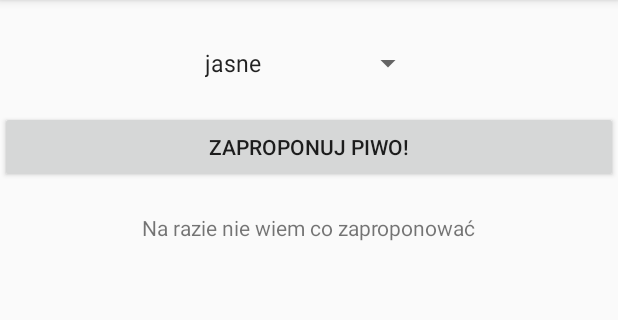
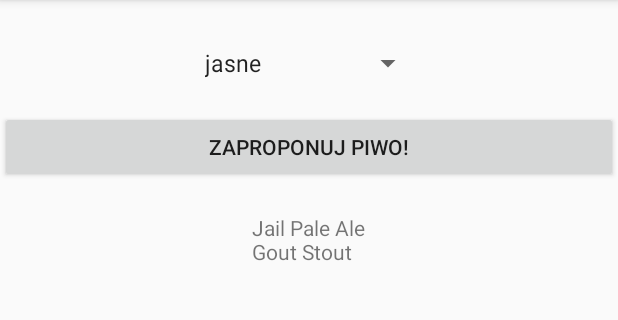
Before and after one commit to 3TORStudio/PoradnikPiwny, an Android app: the screen it shows after launch (FindBeerActivity), after a tap on "ZAPROPONUJ PIWO!", on a phone screen of 412 x 824 dp, the part 84-404 px from its top. Run offline under Robolectric (Android 15) with nearby library versions, the phone set to English and light mode, and no system bars.

Commit message:
Auto stash before merge of "master" and "Poradnik/master"

```diff
--- a/app/src/main/java/com/example/marcin/doradcapiwny/BeerExpert.java
+++ b/app/src/main/java/com/example/marcin/doradcapiwny/BeerExpert.java
@@ -10,13 +10,13 @@ import java.util.List;
 public class BeerExpert {
     List<String> getBrands (String color){
         List<String> brands = new ArrayList<>();
-        if(color == "bursztynowe"){
+        if(color.equals("bursztynowe")){
             brands.add("Jack Amber");
             brands.add("Red Moose");
         } else {
             brands.add("Jail Pale Ale");
             brands.add("Gout Stout");
         }
+        return brands;
     }
-    return brands;
 }
--- a/app/src/main/java/com/example/marcin/doradcapiwny/FindBeerActivity.java
+++ b/app/src/main/java/com/example/marcin/doradcapiwny/FindBeerActivity.java
@@ -7,9 +7,14 @@ import android.view.View;
 import android.widget.Spinner;
 import android.widget.TextView;
 
+import java.util.List;
+
 public class FindBeerActivity extends AppCompatActivity {
 
-    private boolean czyKlikniete = false;
+    //private boolean czyKlikniete = false;
+
+    private BeerExpert expert = new BeerExpert();
+
     @Override
     protected void onCreate(Bundle savedInstanceState) {
         super.onCreate(savedInstanceState);
@@ -27,17 +32,16 @@ public class FindBeerActivity extends AppCompatActivity {
         //pobranie jednego wpisu z listy piwa
         String rodzajPiwa = String.valueOf(listaPiwa.getSelectedItem());
         //-------------------------------------------------------------------
-        //To olejemy
-        if (!czyKlikniete){
-            tekstZListaPiwa.setText("Na razie nie wiem co zaproponować");
-            czyKlikniete = true;
-        } else {
-            tekstZListaPiwa.setText("Daj spokój. Nic nie powiem.\nNo dobra: " + rodzajPiwa +
-                " najlepsze będzie zimne...");
+
+       //pobranie listy piw
+        List<String> brandList = expert.getBrands(rodzajPiwa);
+       // obiekt do tworzenia tekstów
+        StringBuffer brandsFormatted = new StringBuffer();
+
+        for (String pifko: brandList){
+            brandsFormatted.append(pifko).append('\n');
         }
-        //
 
-
-
+        tekstZListaPiwa.setText(brandsFormatted);
     }
 }
```
